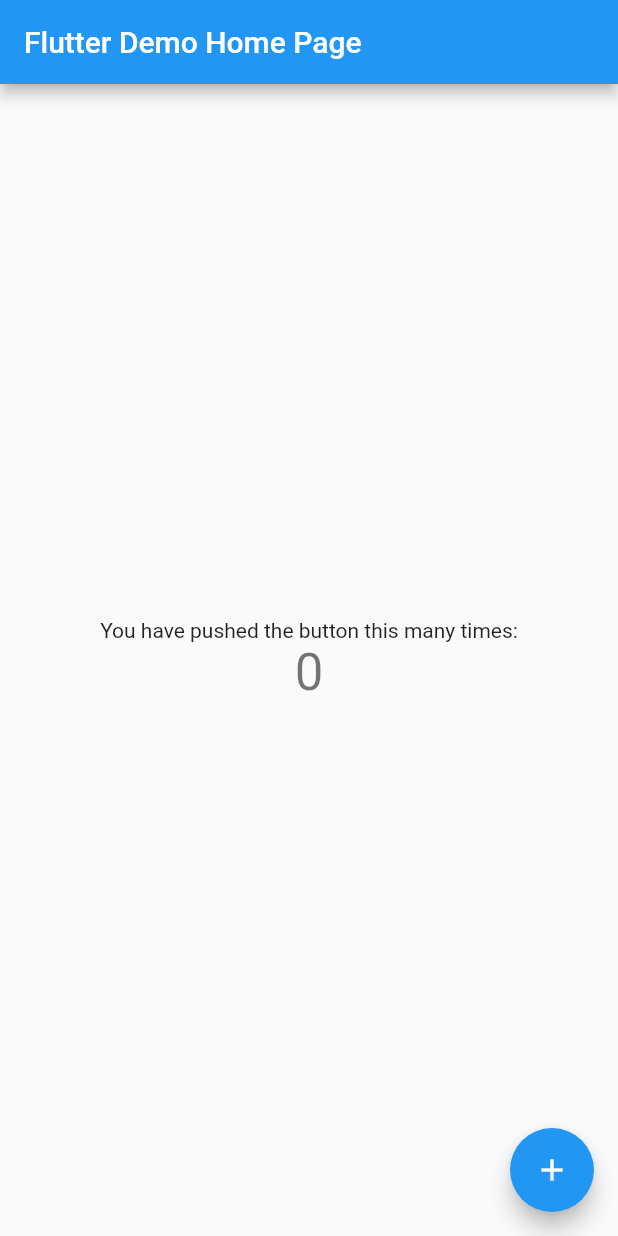
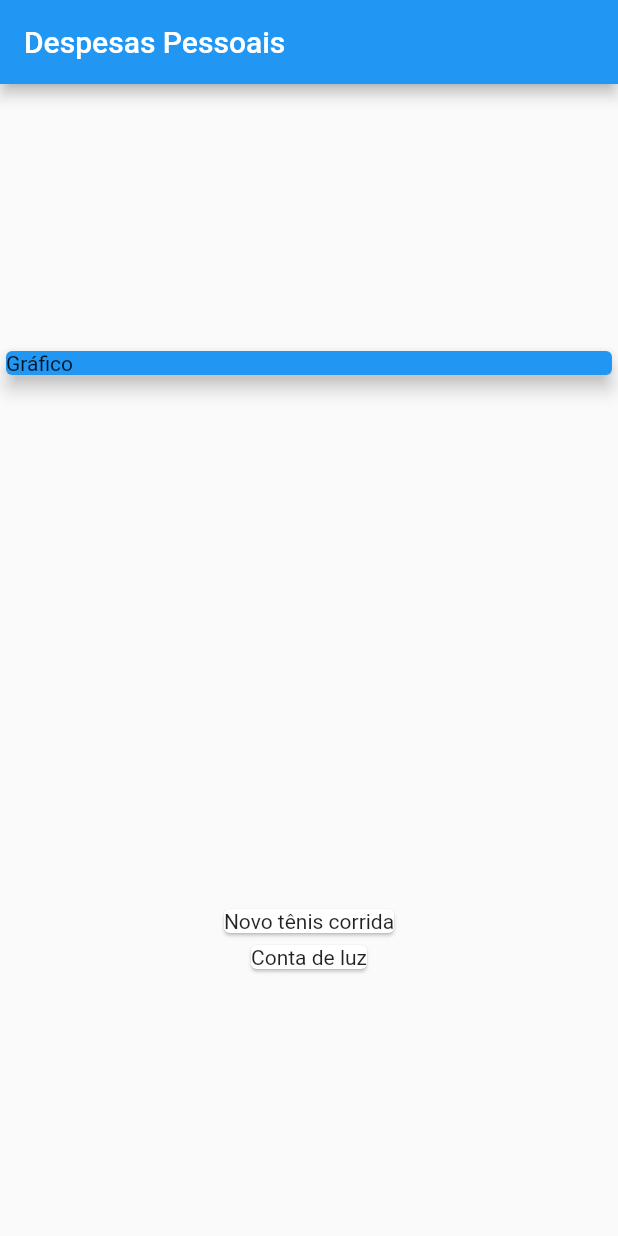
Before and after one commit to pedropgtorres/curso-flutter-2021, a Flutter app: the screen it shows after launch, on a phone screen of 412 x 824 dp. Run offline on Flutter 3.47's test engine with Material 2 defaults, Android fonts, the phone set to English and light mode, and no system bars.

```diff
--- a/curso_flutter_despesas_pessoais/lib/main.dart
+++ b/curso_flutter_despesas_pessoais/lib/main.dart
@@ -1,3 +1,4 @@
+import 'package:curso_flutter_despesas_pessoais/models/transaction.dart';
 import 'package:flutter/material.dart';
 
 void main() {
@@ -5,109 +6,58 @@ void main() {
 }
 
 class MyApp extends StatelessWidget {
-  // This widget is the root of your application.
   @override
   Widget build(BuildContext context) {
     return MaterialApp(
-      title: 'Flutter Demo',
-      theme: ThemeData(
-        // This is the theme of your application.
-        //
-        // Try running your application with "flutter run". You'll see the
-        // application has a blue toolbar. Then, without quitting the app, try
-        // changing the primarySwatch below to Colors.green and then invoke
-        // "hot reload" (press "r" in the console where you ran "flutter run",
-        // or simply save your changes to "hot reload" in a Flutter IDE).
-        // Notice that the counter didn't reset back to zero; the application
-        // is not restarted.
-        primarySwatch: Colors.blue,
-      ),
-      home: MyHomePage(title: 'Flutter Demo Home Page'),
+      home: MyHomePage(),
     );
   }
 }
 
-class MyHomePage extends StatefulWidget {
-  MyHomePage({Key key, this.title}) : super(key: key);
-
-  // This widget is the home page of your application. It is stateful, meaning
-  // that it has a State object (defined below) that contains fields that affect
-  // how it looks.
-
-  // This class is the configuration for the state. It holds the values (in this
-  // case the title) provided by the parent (in this case the App widget) and
-  // used by the build method of the State. Fields in a Widget subclass are
-  // always marked "final".
-
-  final String title;
-
-  @override
-  _MyHomePageState createState() => _MyHomePageState();
-}
-
-class _MyHomePageState extends State<MyHomePage> {
-  int _counter = 0;
-
-  void _incrementCounter() {
-    setState(() {
-      // This call to setState tells the Flutter framework that something has
-      // changed in this State, which causes it to rerun the build method below
-      // so that the display can reflect the updated values. If we changed
-      // _counter without calling setState(), then the build method would not be
-      // called again, and so nothing would appear to happen.
-      _counter++;
-    });
-  }
+class MyHomePage extends StatelessWidget {
+  final _transactions = [
+    Transaction(
+      id: 't1',
+      title: 'Novo tênis corrida',
+      value: 300.76,
+      date: DateTime.now(),
+    ),
+    Transaction(
+      id: 't2',
+      title: 'Conta de luz',
+      value: 211.30,
+      date: DateTime.now(),
+    ),
+  ];
 
   @override
   Widget build(BuildContext context) {
-    // This method is rerun every time setState is called, for instance as done
-    // by the _incrementCounter method above.
-    //
-    // The Flutter framework has been optimized to make rerunning build methods
-    // fast, so that you can just rebuild anything that needs updating rather
-    // than having to individually change instances of widgets.
     return Scaffold(
-      appBar: AppBar(
-        // Here we take the value from the MyHomePage object that was created by
-        // the App.build method, and use it to set our appbar title.
-        title: Text(widget.title),
-      ),
-      body: Center(
-        // Center is a layout widget. It takes a single child and positions it
-        // in the middle of the parent.
-        child: Column(
-          // Column is also a layout widget. It takes a list of children and
-          // arranges them vertically. By default, it sizes itself to fit its
-          // children horizontally, and tries to be as tall as its parent.
-          //
-          // Invoke "debug painting" (press "p" in the console, choose the
-          // "Toggle Debug Paint" action from the Flutter Inspector in Android
-          // Studio, or the "Toggle Debug Paint" command in Visual Studio Code)
-          // to see the wireframe for each widget.
-          //
-          // Column has various properties to control how it sizes itself and
-          // how it positions its children. Here we use mainAxisAlignment to
-          // center the children vertically; the main axis here is the vertical
-          // axis because Columns are vertical (the cross axis would be
-          // horizontal).
-          mainAxisAlignment: MainAxisAlignment.center,
-          children: <Widget>[
-            Text(
-              'You have pushed the button this many times:',
+        appBar: AppBar(
+          title: Text('Despesas Pessoais'),
+        ),
+        body: Column(
+          mainAxisAlignment: MainAxisAlignment.spaceAround,
+          crossAxisAlignment: CrossAxisAlignment.stretch,
+          children: [
+            Container(
+              width: double.infinity,
+              child: Card(
+                child: Text('Gráfico'),
+                color: Colors.blue,
+                elevation: 5,
+              ),
             ),
-            Text(
-              '$_counter',
-              style: Theme.of(context).textTheme.headline4,
-            ),
+            Column(
+              children: [
+                ..._transactions.map((tr) {
+                  return Card(
+                    child: Text(tr.title),
+                  );
+                }),
+              ],
+            )
           ],
-        ),
-      ),
-      floatingActionButton: FloatingActionButton(
-        onPressed: _incrementCounter,
-        tooltip: 'Increment',
-        child: Icon(Icons.add),
-      ), // This trailing comma makes auto-formatting nicer for build methods.
-    );
+        ));
   }
 }
--- /dev/null
+++ b/curso_flutter_despesas_pessoais/lib/models/transaction.dart
@@ -0,0 +1,15 @@
+import 'package:flutter/material.dart';
+
+class Transaction {
+  final String id;
+  final String title;
+  final double value;
+  final DateTime date;
+
+  Transaction({
+    @required this.id,
+    @required this.title,
+    @required this.value,
+    @required this.date,
+  });
+}
```
Also changed, not shown: 1 other file.
